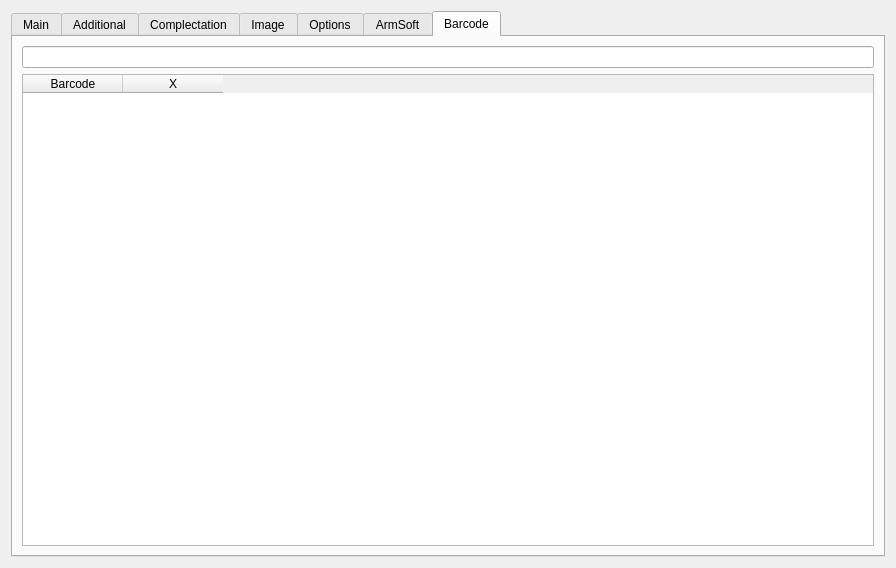
First picture: the form in Editors/ce5goods.ui, repository End1-1/Cafe5, before the edit.
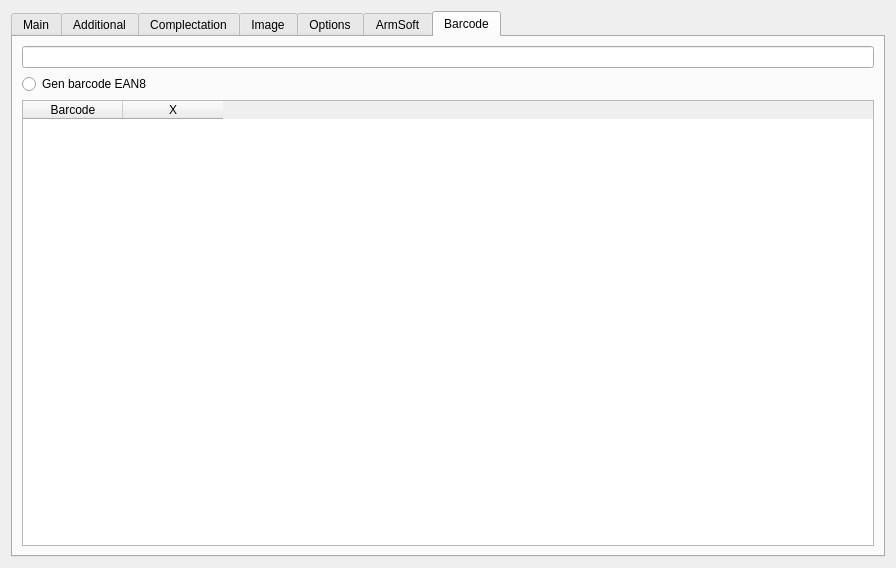
Second picture: the form after the edit. The open tabs and pages were chosen to show the change. Icons and pictures are not drawn. Custom widgets are drawn as their Qt base class.

What changed in the file:
```diff
--- a/Editors/ce5goods.ui
+++ b/Editors/ce5goods.ui
@@ -1431,6 +1431,13 @@
        <item>
         <widget class="QLineEdit" name="leBarcode"/>
        </item>
+       <item>
+        <widget class="QRadioButton" name="rbGenEAN8">
+         <property name="text">
+          <string>Gen barcode EAN8</string>
+         </property>
+        </widget>
+       </item>
        <item>
         <widget class="C5TableWidget" name="tblBarcodes">
          <column>
```
